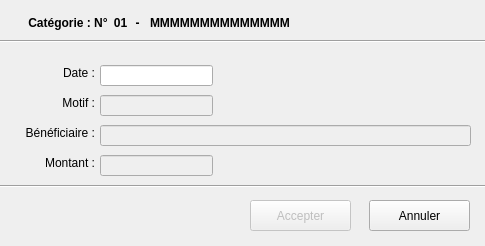
Above: entreeunmouvementdlg.ui from jeannoeldot/jndqcbgrd-qt5 before the change. Below: the same form after it.
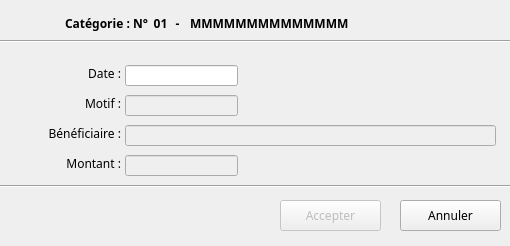
That is the form after the change.

Commit message: "Police = Linux Libertine"

Patch:
```diff
--- a/entreeunmouvementdlg.ui
+++ b/entreeunmouvementdlg.ui
@@ -6,29 +6,34 @@
    <rect>
     <x>0</x>
     <y>0</y>
-    <width>485</width>
+    <width>510</width>
     <height>246</height>
    </rect>
   </property>
   <property name="minimumSize">
    <size>
-    <width>485</width>
+    <width>510</width>
     <height>246</height>
    </size>
   </property>
   <property name="maximumSize">
    <size>
-    <width>485</width>
+    <width>510</width>
     <height>246</height>
    </size>
   </property>
+  <property name="font">
+   <font>
+    <family>Linux Libertine Mono</family>
+   </font>
+  </property>
   <property name="windowTitle">
    <string>G.R.D. - Entrée d'un mouvement</string>
   </property>
   <widget class="QLabel" name="labelNomCategorie">
    <property name="geometry">
     <rect>
-     <x>150</x>
+     <x>190</x>
      <y>15</y>
      <width>181</width>
      <height>16</height>
@@ -36,6 +41,7 @@
    </property>
    <property name="font">
     <font>
+     <family>Linux Libertine Mono</family>
      <weight>75</weight>
      <bold>true</bold>
     </font>
@@ -62,7 +68,7 @@
     <rect>
      <x>10</x>
      <y>65</y>
-     <width>85</width>
+     <width>111</width>
      <height>16</height>
     </rect>
    </property>
@@ -78,7 +84,7 @@
     <rect>
      <x>10</x>
      <y>95</y>
-     <width>85</width>
+     <width>111</width>
      <height>16</height>
     </rect>
    </property>
@@ -94,7 +100,7 @@
     <rect>
      <x>10</x>
      <y>125</y>
-     <width>85</width>
+     <width>111</width>
      <height>16</height>
     </rect>
    </property>
@@ -110,7 +116,7 @@
     <rect>
      <x>10</x>
      <y>155</y>
-     <width>85</width>
+     <width>111</width>
      <height>16</height>
     </rect>
    </property>
@@ -124,7 +130,7 @@
   <widget class="QLineEdit" name="lineEditDate">
    <property name="geometry">
     <rect>
-     <x>100</x>
+     <x>125</x>
      <y>65</y>
      <width>113</width>
      <height>21</height>
@@ -140,7 +146,7 @@
    </property>
    <property name="geometry">
     <rect>
-     <x>100</x>
+     <x>125</x>
      <y>95</y>
      <width>113</width>
      <height>21</height>
@@ -156,7 +162,7 @@
    </property>
    <property name="geometry">
     <rect>
-     <x>100</x>
+     <x>125</x>
      <y>125</y>
      <width>371</width>
      <height>21</height>
@@ -175,7 +181,7 @@
    </property>
    <property name="geometry">
     <rect>
-     <x>100</x>
+     <x>125</x>
      <y>155</y>
      <width>113</width>
      <height>21</height>
@@ -207,7 +213,7 @@
   <widget class="QPushButton" name="annulerButton">
    <property name="geometry">
     <rect>
-     <x>369</x>
+     <x>400</x>
      <y>200</y>
      <width>101</width>
      <height>31</height>
@@ -223,7 +229,7 @@
    </property>
    <property name="geometry">
     <rect>
-     <x>250</x>
+     <x>280</x>
      <y>200</y>
      <width>101</width>
      <height>31</height>
@@ -241,12 +247,13 @@
     <rect>
      <x>10</x>
      <y>15</y>
-     <width>101</width>
+     <width>141</width>
      <height>16</height>
     </rect>
    </property>
    <property name="font">
     <font>
+     <family>Linux Libertine Mono</family>
      <weight>75</weight>
      <bold>true</bold>
     </font>
@@ -261,7 +268,7 @@
   <widget class="QLabel" name="labelNumeroCategorie">
    <property name="geometry">
     <rect>
-     <x>110</x>
+     <x>150</x>
      <y>15</y>
      <width>21</width>
      <height>16</height>
@@ -269,6 +276,7 @@
    </property>
    <property name="font">
     <font>
+     <family>Linux Libertine Mono</family>
      <weight>75</weight>
      <bold>true</bold>
     </font>
@@ -283,7 +291,7 @@
   <widget class="QLabel" name="label_6">
    <property name="geometry">
     <rect>
-     <x>130</x>
+     <x>170</x>
      <y>15</y>
      <width>15</width>
      <height>16</height>
@@ -291,6 +299,7 @@
    </property>
    <property name="font">
     <font>
+     <family>Linux Libertine Mono</family>
      <weight>75</weight>
      <bold>true</bold>
     </font>
```
The commit also changes 7 other files.
